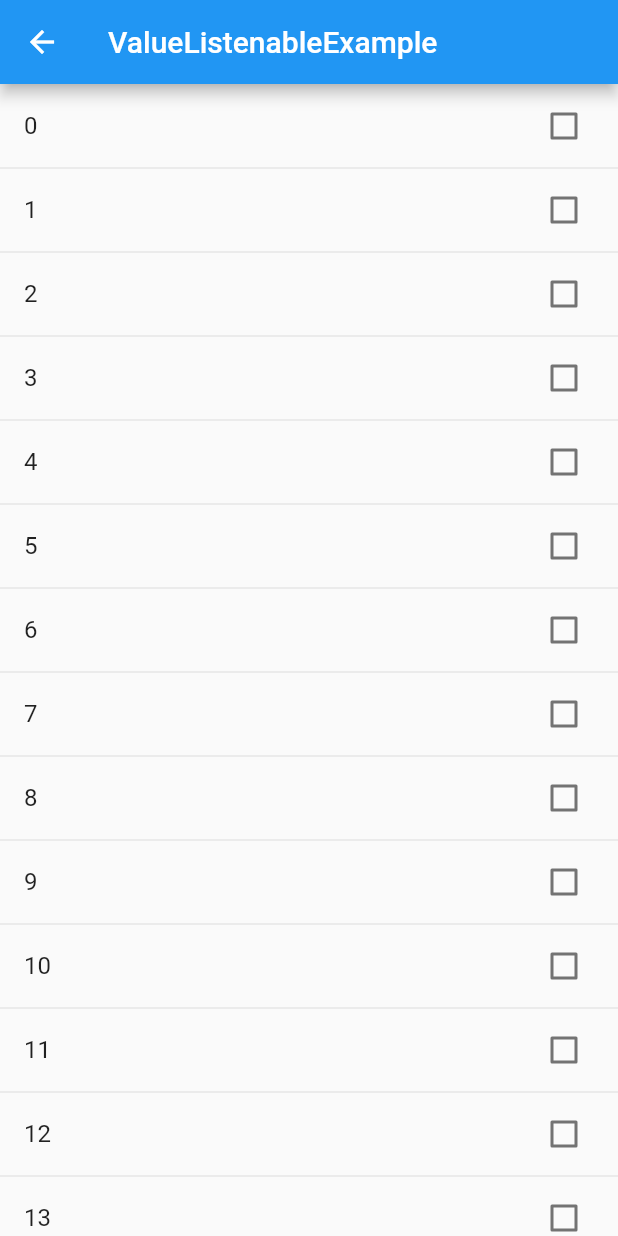
After one commit to esenmx/collection_notifiers, a Flutter app: the screen it shows after launch, after a tap on "ValueListenable Example", on a phone screen of 412 x 824 dp. The commit adds this screen. Run offline on Flutter 3.47's test engine with Material 2 defaults, Android fonts, the phone set to English and light mode, and no system bars; our stand-ins replace flutter_riverpod.

Commit message:
improved example

```diff
--- a/example/lib/main.dart
+++ b/example/lib/main.dart
@@ -1,4 +1,5 @@
-import 'package:collection_notifiers/collection_notifiers.dart';
+import 'package:example/src/riverpod.dart';
+import 'package:example/src/value_listenable.dart';
 import 'package:flutter/material.dart';
 import 'package:flutter_riverpod/flutter_riverpod.dart';
 
@@ -17,36 +18,33 @@ class App extends StatelessWidget {
   }
 }
 
-final setNotifier =
-    ChangeNotifierProvider.autoDispose((ref) => SetNotifier<int>([1, 1, 1]));
-final listProvider =
-    ChangeNotifierProvider((ref) => ListNotifier<int>([1, 2, 3]));
-final mapProvider =
-    ChangeNotifierProvider((ref) => MapNotifier<String, int>({'a': 1}));
-
-class Home extends ConsumerWidget {
+class Home extends StatelessWidget {
   const Home({Key? key}) : super(key: key);
 
   @override
-  Widget build(BuildContext context, WidgetRef ref) {
+  Widget build(BuildContext context) {
     return Scaffold(
-      body: ListView(
-        children: ListTile.divideTiles(
-          context: context,
-          tiles: List.generate(10, (index) => index).map((e) {
-            return CheckboxListTile(
-              title: Text(e.toString()),
-              value: ref.watch(setNotifier).contains(e),
-              onChanged: (value) {
-                if (value == true) {
-                  ref.read(setNotifier).add(e);
-                } else {
-                  ref.read(setNotifier).remove(e);
-                }
-              },
-            );
-          }),
-        ).toList(),
+      body: Column(
+        mainAxisAlignment: MainAxisAlignment.spaceEvenly,
+        crossAxisAlignment: CrossAxisAlignment.stretch,
+        children: [
+          ElevatedButton(
+            child: const Text('Riverpod Example'),
+            onPressed: () {
+              Navigator.of(context).push(MaterialPageRoute(builder: (context) {
+                return const RiverpodPage();
+              }));
+            },
+          ),
+          ElevatedButton(
+            child: const Text('ValueListenable Example'),
+            onPressed: () {
+              Navigator.of(context).push(MaterialPageRoute(builder: (context) {
+                return const ValueListenablePage();
+              }));
+            },
+          ),
+        ],
       ),
     );
   }
--- /dev/null
+++ b/example/lib/src/value_listenable.dart
@@ -0,0 +1,36 @@
+import 'package:collection_notifiers/collection_notifiers.dart';
+import 'package:flutter/material.dart';
+
+class ValueListenablePage extends StatelessWidget {
+  const ValueListenablePage({Key? key}) : super(key: key);
+
+  @override
+  Widget build(BuildContext context) {
+    return Scaffold(
+      appBar: AppBar(title: const Text('ValueListenableExample')),
+      body: ValueListenableBuilder<Set<int>>(
+        valueListenable: SetNotifier<int>(),
+        builder: (context, notifier, child) {
+          return ListView(
+            children: ListTile.divideTiles(
+              context: context,
+              tiles: List.generate(20, (index) {
+                return CheckboxListTile(
+                  value: notifier.contains(index),
+                  title: Text(index.toString()),
+                  onChanged: (value) {
+                    if (value == true) {
+                      notifier.add(index);
+                    } else {
+                      notifier.remove(index);
+                    }
+                  },
+                );
+              }),
+            ).toList(),
+          );
+        },
+      ),
+    );
+  }
+}
--- a/example/pubspec.yaml
+++ b/example/pubspec.yaml
@@ -32,11 +32,6 @@ dependencies:
   collection_notifiers:
     path: ../
   flutter_riverpod: 2.0.0-dev.0
-
-
-  # The following adds the Cupertino Icons font to your application.
-  # Use with the CupertinoIcons class for iOS style icons.
-  cupertino_icons: ^1.0.2
 
 dev_dependencies:
   flutter_test:
```
Also changed, not shown: example/lib/src/riverpod.dart (added, +35 -0 lines), example/pubspec.lock (deleted), 1 other file.
